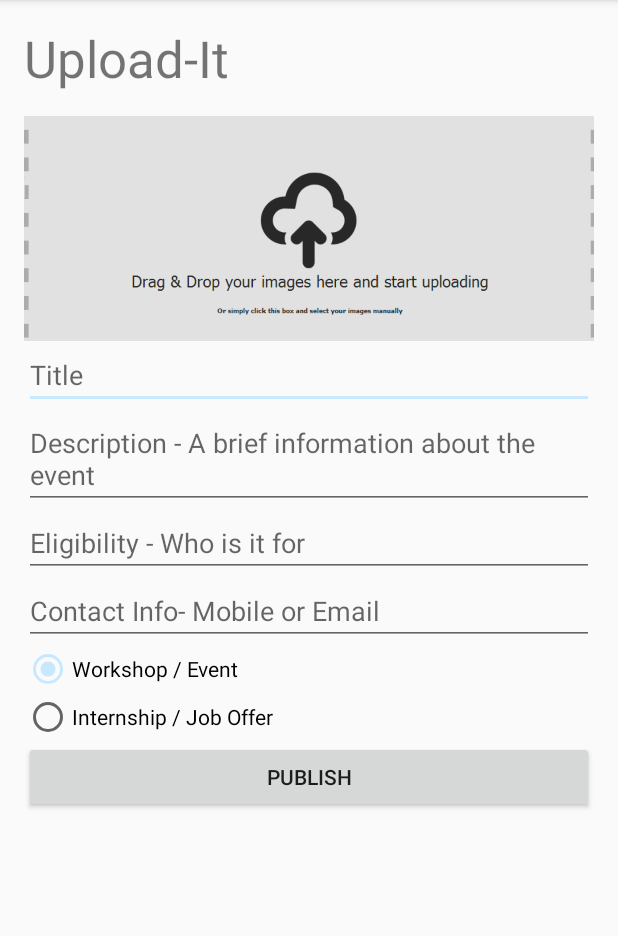
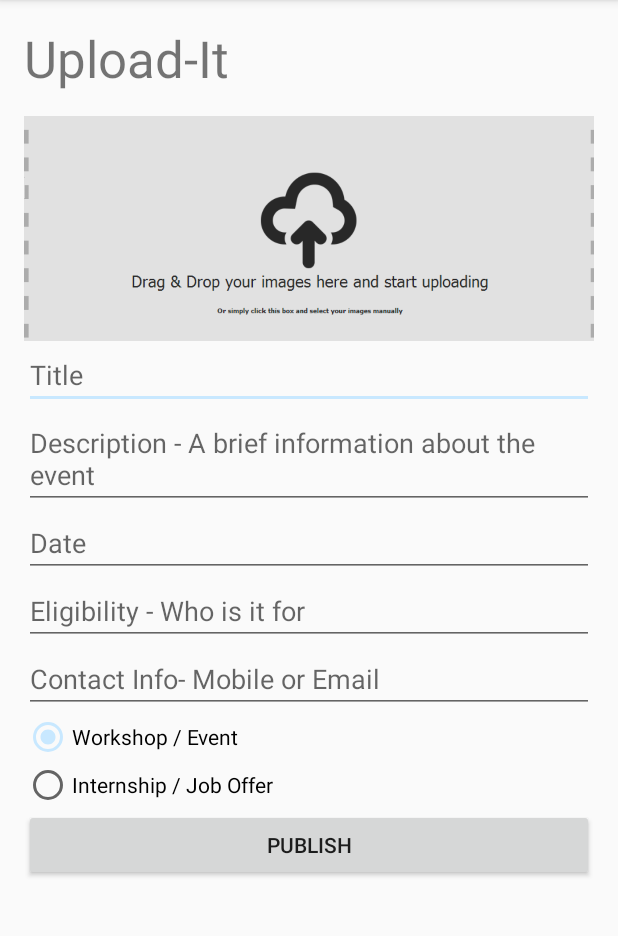
Before and after one commit to 0xad1onchain/Post-It, an Android app: the TeacherAddEvent screen opened directly, with no data from a screen before it, on a phone screen of 412 x 824 dp, the part 84-1020 px from its top. Run offline under Robolectric (Android 15) with nearby library versions, the phone set to English and light mode, and no system bars; our stand-ins replace Firebase (no records; nobody signed in at launch, a user with empty details on screens opened directly); libraries missing offline, so code that uses them is left out: com.theartofdev.edmodo; pictures from the network do not load; 3 statements that could not run were skipped.

Commit message:
Added Date Picker

```diff
--- a/app/src/main/java/com/bookcoast/post_it/TeacherAddEvent.java
+++ b/app/src/main/java/com/bookcoast/post_it/TeacherAddEvent.java
@@ -1,5 +1,7 @@
 package com.bookcoast.post_it;
 
+import android.app.DatePickerDialog;
+import android.app.Dialog;
 import android.app.ProgressDialog;
 import android.content.Intent;
 import android.net.Uri;
@@ -8,8 +10,10 @@ import android.support.annotation.NonNull;
 import android.support.v7.app.AppCompatActivity;
 import android.view.Menu;
 import android.view.MenuItem;
+import android.view.MotionEvent;
 import android.view.View;
 import android.widget.Button;
+import android.widget.DatePicker;
 import android.widget.EditText;
 import android.widget.ImageButton;
 import android.widget.RadioButton;
@@ -39,16 +43,19 @@ public class TeacherAddEvent extends AppCompatActivity {
     String title, description, eligibility, contact, imgurl;
     boolean event;
     private Uri imageUri =null;
+    private int year_x, month_x, day_x;
     private Uri resultUri = null;
     private static  final  int GALLERY_REQUEST = 2;
     private EditText Elig;
     private StorageReference mImageReference;
     private DatabaseReference mDataBase;
     private ProgressDialog mProgress;
+    static final int DIALOG_ID = 0;
     private EditText Contact;
     private FirebaseAuth.AuthStateListener authListener;
     private FirebaseAuth auth;
     private RadioGroup radioGroup;
+    private EditText dateText;
     private RadioButton radioButton;
     final Firebase ref1 = new Firebase("https://post-it-81fe6.firebaseio.com/");
 
@@ -75,11 +82,13 @@ public class TeacherAddEvent extends AppCompatActivity {
         mImageReference= FirebaseStorage.getInstance().getReference();
         mDataBase= FirebaseDatabase.getInstance().getReference().child("Blog");
         radioGroup = (RadioGroup) findViewById(R.id.radioType);
+        dateText = (EditText) findViewById(R.id.editDate);
 
 
 
         //get current user
         final FirebaseUser user = FirebaseAuth.getInstance().getCurrentUser();
+
 
 
         authListener = new FirebaseAuth.AuthStateListener() {
@@ -114,9 +123,40 @@ public class TeacherAddEvent extends AppCompatActivity {
 
         );
 
+        dateText.setOnTouchListener(new View.OnTouchListener() {
+            @Override
+            public boolean onTouch(View view, MotionEvent event) {
+                showDialog(DIALOG_ID);
+                return true;
+
+            }
+        });
+
+
 
 
     }
+
+    @Override
+    protected Dialog onCreateDialog(int id)
+    {
+        if (id == DIALOG_ID)
+            return new DatePickerDialog(this, dpickerListener, year_x, month_x, day_x);
+        else
+            return null;
+    }
+
+    private DatePickerDialog.OnDateSetListener dpickerListener = new DatePickerDialog.OnDateSetListener() {
+        @Override
+        public void onDateSet(DatePicker datePicker, int i, int i1, int i2) {
+            year_x = i;
+            month_x = i1;
+            day_x = i2;
+            dateText.setText(day_x+"/"+month_x+"/"+year_x);
+        }
+    };
+
+
     @Override
     public boolean onCreateOptionsMenu(Menu menu) {
         // Inflate the menu; this adds items to the action bar if it is present.
--- a/app/src/main/res/layout/activity_teacher_add_event.xml
+++ b/app/src/main/res/layout/activity_teacher_add_event.xml
@@ -48,7 +48,17 @@
         android:hint="Description - A brief information about the event"
         android:layout_height="wrap_content"
         android:id="@+id/description"/>
-    <EditText
+
+        <EditText
+            android:layout_width="match_parent"
+            android:layout_height="wrap_content"
+            android:inputType="date"
+            android:ems="10"
+            android:clickable="true"
+            android:hint="Date"
+            android:id="@+id/editDate" />
+
+        <EditText
         android:layout_width="match_parent"
         android:layout_height="wrap_content"
         android:hint="Eligibility - Who is it for"
```
